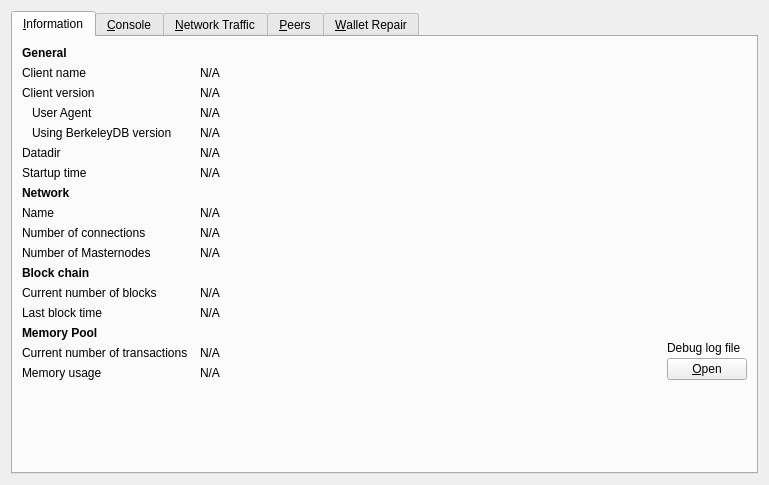
Qt form src/qt/forms/debugwindow.ui (fcemmon/JAAG) before a commit.
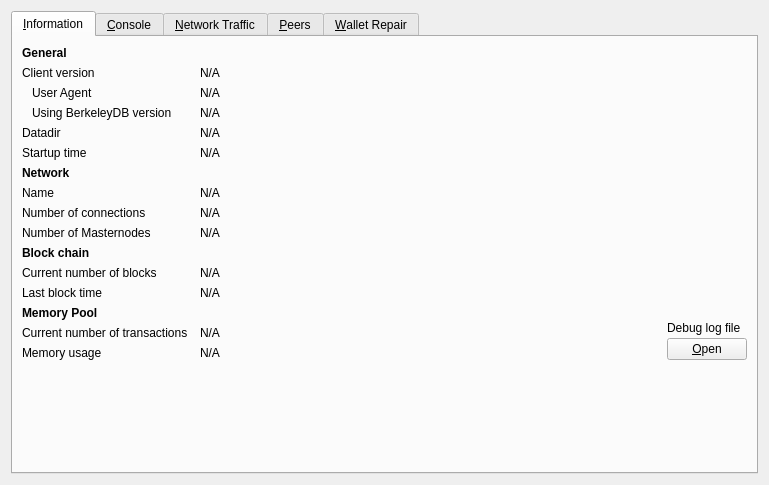
The same form after that commit. Icons and pictures are not drawn. Custom widgets are drawn as their Qt base class.

Patch:
```diff
--- a/src/qt/forms/debugwindow.ui
+++ b/src/qt/forms/debugwindow.ui
@@ -41,36 +41,13 @@
         </widget>
        </item>
        <item row="1" column="0">
-        <widget class="QLabel" name="label_5">
-         <property name="text">
-          <string>Client name</string>
-         </property>
-        </widget>
-       </item>
-       <item row="1" column="1" colspan="2">
-        <widget class="QLabel" name="clientName">
-         <property name="cursor">
-          <cursorShape>IBeamCursor</cursorShape>
-         </property>
-         <property name="text">
-          <string>N/A</string>
-         </property>
-         <property name="textFormat">
-          <enum>Qt::PlainText</enum>
-         </property>
-         <property name="textInteractionFlags">
-          <set>Qt::LinksAccessibleByMouse|Qt::TextSelectableByKeyboard|Qt::TextSelectableByMouse</set>
-         </property>
-        </widget>
-       </item>
-       <item row="2" column="0">
         <widget class="QLabel" name="label_6">
          <property name="text">
           <string>Client version</string>
          </property>
         </widget>
        </item>
-       <item row="2" column="1" colspan="2">
+       <item row="1" column="1" colspan="2">
         <widget class="QLabel" name="clientVersion">
          <property name="cursor">
           <cursorShape>IBeamCursor</cursorShape>
@@ -86,7 +63,7 @@
          </property>
         </widget>
        </item>
-       <item row="3" column="0">
+       <item row="2" column="0">
         <widget class="QLabel" name="labelClientUserAgent">
          <property name="text">
           <string>User Agent</string>
@@ -96,7 +73,7 @@
          </property>
         </widget>
        </item>
-       <item row="3" column="1" colspan="2">
+       <item row="2" column="1" colspan="2">
         <widget class="QLabel" name="clientUserAgent">
          <property name="cursor">
           <cursorShape>IBeamCursor</cursorShape>
@@ -112,7 +89,7 @@
          </property>
         </widget>
        </item>
-       <item row="4" column="0">
+       <item row="3" column="0">
         <widget class="QLabel" name="label_berkeleyDBVersion">
          <property name="text">
           <string>Using BerkeleyDB version</string>
@@ -122,7 +99,7 @@
          </property>
         </widget>
        </item>
-       <item row="4" column="1" colspan="2">
+       <item row="3" column="1" colspan="2">
         <widget class="QLabel" name="berkeleyDBVersion">
          <property name="cursor">
           <cursorShape>IBeamCursor</cursorShape>
@@ -138,14 +115,14 @@
          </property>
         </widget>
        </item>
-       <item row="5" column="0">
+       <item row="4" column="0">
         <widget class="QLabel" name="label_12">
          <property name="text">
           <string>Datadir</string>
          </property>
         </widget>
        </item>
-       <item row="5" column="1" colspan="2">
+       <item row="4" column="1" colspan="2">
         <widget class="QLabel" name="dataDir">
          <property name="cursor">
           <cursorShape>IBeamCursor</cursorShape>
@@ -164,14 +141,14 @@
          </property>
         </widget>
        </item>
-       <item row="6" column="0">
+       <item row="5" column="0">
         <widget class="QLabel" name="label_13">
          <property name="text">
           <string>Startup time</string>
          </property>
         </widget>
        </item>
-       <item row="6" column="1" colspan="2">
+       <item row="5" column="1" colspan="2">
         <widget class="QLabel" name="startupTime">
          <property name="cursor">
           <cursorShape>IBeamCursor</cursorShape>
@@ -187,7 +164,7 @@
          </property>
         </widget>
        </item>
-       <item row="7" column="0">
+       <item row="6" column="0">
            <widget class="QLabel" name="labelNetwork">
                <property name="font">
                    <font>
@@ -200,14 +177,14 @@
                </property>
            </widget>
        </item>
-       <item row="8" column="0">
+       <item row="7" column="0">
         <widget class="QLabel" name="label_8">
          <property name="text">
           <string>Name</string>
          </property>
         </widget>
        </item>
-       <item row="8" column="1" colspan="2">
+       <item row="7" column="1" colspan="2">
         <widget class="QLabel" name="networkName">
          <property name="cursor">
           <cursorShape>IBeamCursor</cursorShape>
@@ -223,14 +200,14 @@
          </property>
         </widget>
        </item>
-       <item row="9" column="0">
+       <item row="8" column="0">
         <widget class="QLabel" name="label_7">
          <property name="text">
           <string>Number of connections</string>
          </property>
         </widget>
        </item>
-       <item row="9" column="1" colspan="2">
+       <item row="8" column="1" colspan="2">
         <widget class="QLabel" name="numberOfConnections">
          <property name="cursor">
           <cursorShape>IBeamCursor</cursorShape>
@@ -246,21 +223,21 @@
          </property>
         </widget>
        </item>
-       <item row="10" column="0">
+       <item row="9" column="0">
         <widget class="QLabel" name="masternodeCountLabel">
          <property name="text">
           <string>Number of Masternodes</string>
          </property>
         </widget>
        </item>
-       <item row="10" column="1">
+       <item row="9" column="1">
         <widget class="QLabel" name="masternodeCount">
          <property name="text">
           <string>N/A</string>
          </property>
         </widget>
        </item>
-       <item row="11" column="0">
+       <item row="10" column="0">
         <widget class="QLabel" name="label_10">
          <property name="font">
           <font>
@@ -273,14 +250,14 @@
          </property>
         </widget>
        </item>
-       <item row="12" column="0">
+       <item row="11" column="0">
         <widget class="QLabel" name="label_3">
          <property name="text">
           <string>Current number of blocks</string>
          </property>
         </widget>
        </item>
-       <item row="12" column="1" colspan="2">
+       <item row="11" column="1" colspan="2">
         <widget class="QLabel" name="numberOfBlocks">
          <property name="cursor">
           <cursorShape>IBeamCursor</cursorShape>
@@ -296,14 +273,14 @@
          </property>
         </widget>
        </item>
-       <item row="13" column="0">
+       <item row="12" column="0">
         <widget class="QLabel" name="labelLastBlockTime">
          <property name="text">
           <string>Last block time</string>
          </property>
         </widget>
        </item>
-       <item row="13" column="1" colspan="2">
+       <item row="12" column="1" colspan="2">
         <widget class="QLabel" name="lastBlockTime">
          <property name="cursor">
           <cursorShape>IBeamCursor</cursorShape>
@@ -319,7 +296,7 @@
          </property>
         </widget>
        </item>
-       <item row="14" column="0">
+       <item row="13" column="0">
         <widget class="QLabel" name="labelMempoolTitle">
          <property name="font">
           <font>
@@ -332,14 +309,14 @@
          </property>
         </widget>
        </item>
-       <item row="15" column="0">
+       <item row="14" column="0">
         <widget class="QLabel" name="labelNumberOfTransactions">
          <property name="text">
           <string>Current number of transactions</string>
          </property>
         </widget>
        </item>
-       <item row="15" column="1">
+       <item row="14" column="1">
         <widget class="QLabel" name="mempoolNumberTxs">
          <property name="cursor">
           <cursorShape>IBeamCursor</cursorShape>
@@ -355,14 +332,14 @@
          </property>
         </widget>
        </item>
-       <item row="16" column="0">
+       <item row="15" column="0">
         <widget class="QLabel" name="labelMemoryUsage">
          <property name="text">
           <string>Memory usage</string>
          </property>
         </widget>
        </item>
-       <item row="16" column="1">
+       <item row="15" column="1">
         <widget class="QLabel" name="mempoolSize">
          <property name="cursor">
           <cursorShape>IBeamCursor</cursorShape>
@@ -378,7 +355,7 @@
          </property>
         </widget>
        </item>
-       <item row="14" column="2" rowspan="3">
+       <item row="13" column="2" rowspan="3">
         <layout class="QVBoxLayout" name="verticalLayoutDebugButton">
          <property name="spacing">
           <number>3</number>
@@ -418,7 +395,7 @@
          </item>
         </layout>
        </item>
-       <item row="18" column="0">
+       <item row="17" column="0">
         <spacer name="verticalSpacer">
          <property name="orientation">
           <enum>Qt::Vertical</enum>
```
Left out of the diff: 8 changed lines with no effect on the pictures.
